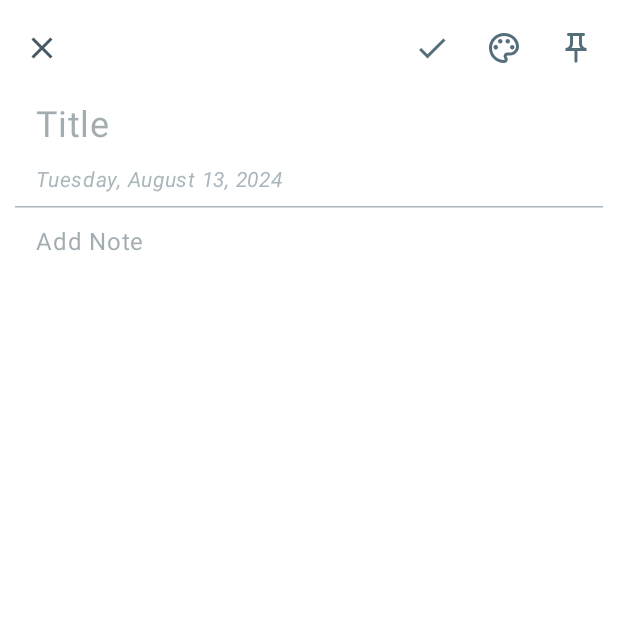
After one commit to tahasin007/MemoSnap, an Android app built with Jetpack Compose: the composable EditNoteScreen shown on its own in the app's theme, on a phone screen of 412 x 824 dp, the top half of it. The commit adds this screen. Run offline under Robolectric (Android 15) with nearby library versions, the phone set to English and light mode, and no system bars.

Commit message:
feat: Designed EditNoteScreen

```diff
--- a/app/src/main/java/com/android/memosnap/data/sample/NoteSampleData.kt
+++ b/app/src/main/java/com/android/memosnap/data/sample/NoteSampleData.kt
@@ -10,3 +10,9 @@ val sampleNotes = List(12) { index ->
         else "Lorem Ipsum is simply dummy text of the printing and typesetting industry. Lorem Ipsum has been the industry's standard dummy text ever since the 1500s, when an unknown printer took a galley of type and scrambled it to make a type specimen book."
     )
 }
+
+val sampleNote = Note(
+    id = 1,
+    title = "Sample Note",
+    content = "This is a sample note."
+)
--- /dev/null
+++ b/app/src/main/java/com/android/memosnap/ui/component/EditeNoteTextField.kt
@@ -0,0 +1,50 @@
+package com.android.memosnap.ui.component
+
+import androidx.compose.foundation.layout.Box
+import androidx.compose.foundation.layout.fillMaxWidth
+import androidx.compose.foundation.layout.padding
+import androidx.compose.foundation.text.BasicTextField
+import androidx.compose.material3.MaterialTheme
+import androidx.compose.material3.Text
+import androidx.compose.runtime.Composable
+import androidx.compose.ui.Modifier
+import androidx.compose.ui.graphics.SolidColor
+import androidx.compose.ui.text.TextStyle
+import androidx.compose.ui.unit.TextUnit
+import androidx.compose.ui.unit.dp
+import androidx.compose.ui.unit.sp
+
+@Composable
+fun EditeNoteTextField(
+    text: String,
+    hint: String,
+    onValueChange: (String) -> Unit,
+    modifier: Modifier = Modifier,
+    textSize: TextUnit = 16.sp,
+    singleLine: Boolean = false,
+    maxLines: Int = Int.MAX_VALUE
+) {
+    Box(
+        modifier = modifier.padding(horizontal = 24.dp, vertical = 5.dp)
+    ) {
+        BasicTextField(
+            value = text,
+            onValueChange = onValueChange,
+            singleLine = singleLine,
+            maxLines = maxLines,
+            modifier = Modifier.fillMaxWidth(),
+            textStyle = TextStyle.Default.copy(
+                fontSize = textSize,
+                color = MaterialTheme.colorScheme.primary
+            ),
+            cursorBrush = SolidColor(MaterialTheme.colorScheme.primary)
+        )
+        if (text.isEmpty()) {
+            Text(
+                text = hint,
+                color = MaterialTheme.colorScheme.onSurface.copy(alpha = 0.5f),
+                fontSize = textSize
+            )
+        }
+    }
+}
--- a/app/src/main/java/com/android/memosnap/ui/component/FluidBottomNavigationBar.kt
+++ b/app/src/main/java/com/android/memosnap/ui/component/FluidBottomNavigationBar.kt
@@ -57,7 +57,7 @@ fun FluidBottomNavigationBar(
                 animationSpec = tween(durationMillis = 500), label = ""
             )
             val iconColor by animateColorAsState(
-                targetValue = if (selected) MaterialTheme.colorScheme.onSecondary
+                targetValue = if (selected) MaterialTheme.colorScheme.primary
                 else MaterialTheme.colorScheme.onSurface,
                 animationSpec = tween(durationMillis = 750), label = ""
             )
--- /dev/null
+++ b/app/src/main/java/com/android/memosnap/ui/screens/EditNoteScreen.kt
@@ -0,0 +1,127 @@
+package com.android.memosnap.ui.screens
+
+import androidx.compose.foundation.background
+import androidx.compose.foundation.layout.Column
+import androidx.compose.foundation.layout.Spacer
+import androidx.compose.foundation.layout.fillMaxHeight
+import androidx.compose.foundation.layout.fillMaxSize
+import androidx.compose.foundation.layout.fillMaxWidth
+import androidx.compose.foundation.layout.height
+import androidx.compose.foundation.layout.padding
+import androidx.compose.material.icons.Icons
+import androidx.compose.material.icons.filled.Close
+import androidx.compose.material.icons.filled.Done
+import androidx.compose.material.icons.outlined.Palette
+import androidx.compose.material.icons.outlined.PushPin
+import androidx.compose.material3.ExperimentalMaterial3Api
+import androidx.compose.material3.HorizontalDivider
+import androidx.compose.material3.Icon
+import androidx.compose.material3.IconButton
+import androidx.compose.material3.MaterialTheme
+import androidx.compose.material3.Scaffold
+import androidx.compose.material3.Text
+import androidx.compose.material3.TopAppBar
+import androidx.compose.material3.TopAppBarDefaults
+import androidx.compose.runtime.Composable
+import androidx.compose.ui.Modifier
+import androidx.compose.ui.text.font.FontStyle
+import androidx.compose.ui.unit.dp
+import androidx.compose.ui.unit.sp
+import com.android.memosnap.ui.component.EditeNoteTextField
+import com.android.memosnap.utils.NoteUtils
+
+@OptIn(ExperimentalMaterial3Api::class)
+@Composable
+fun EditNoteScreen(onBack: () -> Unit) {
+    val viewModel = EditTextViewModel()
+    val noteState = viewModel.state
+
+    Scaffold(
+        topBar = {
+            TopAppBar(
+                title = { },
+                colors = TopAppBarDefaults.topAppBarColors(
+                    containerColor = MaterialTheme.colorScheme.onPrimary,
+                    titleContentColor = MaterialTheme.colorScheme.primary
+                ),
+                navigationIcon = {
+                    IconButton(onClick = onBack) {
+                        Icon(Icons.Default.Close, contentDescription = "Back")
+                    }
+                },
+                actions = {
+                    IconButton(onClick = { }) {
+                        Icon(
+                            Icons.Default.Done,
+                            contentDescription = "Done",
+                            tint = MaterialTheme.colorScheme.primary
+                        )
+                    }
+                    IconButton(onClick = { }) {
+                        Icon(
+                            Icons.Outlined.Palette,
+                            contentDescription = "Palette",
+                            tint = MaterialTheme.colorScheme.primary
+                        )
+                    }
+                    IconButton(onClick = {}) {
+                        Icon(
+                            Icons.Outlined.PushPin,
+                            contentDescription = "PushPin",
+                            tint = MaterialTheme.colorScheme.primary
+                        )
+                    }
+                }
+            )
+        }
+    ) { padding ->
+        Column(
+            modifier = Modifier
+                .fillMaxSize()
+                .background(MaterialTheme.colorScheme.onPrimary)
+                .padding(padding)
+        ) {
+            EditeNoteTextField(
+                text = noteState.value.title,
+                hint = "Title",
+                onValueChange = {
+                    viewModel.onEvent(EditNoteEvent.EnteredTitle(it))
+                },
+                maxLines = 2,
+                textSize = 24.sp
+            )
+
+            Spacer(modifier = Modifier.height(5.dp))
+
+            Text(
+                text = noteState.value.data.ifEmpty { NoteUtils.getCurrentFormattedDate() },
+                color = MaterialTheme.colorScheme.primary.copy(alpha = 0.5f),
+                fontSize = 14.sp,
+                modifier = Modifier
+                    .fillMaxWidth()
+                    .padding(horizontal = 24.dp),
+                fontStyle = FontStyle.Italic,
+            )
+
+            Spacer(modifier = Modifier.height(5.dp))
+
+            HorizontalDivider(
+                modifier = Modifier.padding(horizontal = 10.dp),
+                thickness = 1.dp,
+                color = MaterialTheme.colorScheme.primary.copy(alpha = 0.5f)
+            )
+
+            Spacer(modifier = Modifier.height(5.dp))
+
+            EditeNoteTextField(
+                text = noteState.value.body,
+                hint = "Add Note",
+                onValueChange = {
+                    viewModel.onEvent(EditNoteEvent.EnteredBody(it))
+                },
+                modifier = Modifier.fillMaxHeight(),
+                textSize = 16.sp
+            )
+        }
+    }
+}
--- /dev/null
+++ b/app/src/main/java/com/android/memosnap/ui/screens/EditTextState.kt
@@ -0,0 +1,7 @@
+package com.android.memosnap.ui.screens
+
+data class EditTextState(
+    val title: String = "",
+    val body: String = "",
+    val data: String = ""
+)
--- a/app/src/main/java/com/android/memosnap/ui/screens/Screen.kt
+++ b/app/src/main/java/com/android/memosnap/ui/screens/Screen.kt
@@ -1,7 +1,7 @@
 package com.android.memosnap.ui.screens
 
 sealed class Screen(val route: String, val label: String) {
-    data object Drawer : Screen("drawer", "Drawer")
+    data object EditNote : Screen("editNote", "EditNote")
     data object Favourite : Screen("favourite", "Favourite")
     data object Home : Screen("home", "Home")
     data object Search : Screen("search", "Search")
--- a/app/src/main/java/com/android/memosnap/ui/theme/Color.kt
+++ b/app/src/main/java/com/android/memosnap/ui/theme/Color.kt
@@ -5,13 +5,13 @@ import androidx.compose.ui.graphics.Color
 val PrimaryLight = Color(0xFF546E7A)
 val OnPrimaryLight = Color(0xFFFFFFFF)
 val SecondaryLight = Color(0xFF78909C)
-val OnSecondaryLight = Color(0xFF000000)
+val OnSecondaryLight = Color(0xFF000000) //*
 val SurfaceLight = Color(0xFFE3F2FD)
 val OnSurfaceLight = Color(0xFF455A64)
 
 val PrimaryDark = Color(0xFF29434E)
 val OnPrimaryDark = Color(0xFFFFFFFF)
 val SecondaryDark = Color(0xFF455A64)
-val OnSecondaryDark = Color(0xFFECEFF1)
+val OnSecondaryDark = Color(0xFFECEFF1) //*
 val SurfaceDark = Color(0xFF1C313A)
 val OnSurfaceDark = Color(0xFFCFD8DC)
--- a/app/src/main/java/com/android/memosnap/ui/theme/Theme.kt
+++ b/app/src/main/java/com/android/memosnap/ui/theme/Theme.kt
@@ -1,10 +1,15 @@
 package com.android.memosnap.ui.theme
 
+import android.app.Activity
 import androidx.compose.foundation.isSystemInDarkTheme
 import androidx.compose.material3.MaterialTheme
 import androidx.compose.material3.darkColorScheme
 import androidx.compose.material3.lightColorScheme
 import androidx.compose.runtime.Composable
+import androidx.compose.runtime.SideEffect
+import androidx.compose.ui.graphics.toArgb
+import androidx.compose.ui.platform.LocalView
+import androidx.core.view.WindowCompat
 
 private val DarkColorScheme = darkColorScheme(
     primary = PrimaryDark,
@@ -27,18 +32,20 @@ private val LightColorScheme = lightColorScheme(
 @Composable
 fun MemoSnapTheme(
     darkTheme: Boolean = isSystemInDarkTheme(),
-    // Dynamic color is available on Android 12+
-    // dynamicColor: Boolean = true,
     content: @Composable () -> Unit
 ) {
     val colorScheme = when {
-//        dynamicColor && Build.VERSION.SDK_INT >= Build.VERSION_CODES.S -> {
-//            val context = LocalContext.current
-//            if (darkTheme) dynamicDarkColorScheme(context) else dynamicLightColorScheme(context)
-//        }
-
         darkTheme -> DarkColorScheme
         else -> LightColorScheme
+    }
+
+    val view = LocalView.current
+    if (!view.isInEditMode) {
+        SideEffect {
+            val window = (view.context as Activity).window
+            window.statusBarColor = colorScheme.onPrimary.toArgb()
+            WindowCompat.getInsetsController(window, view).isAppearanceLightStatusBars = !darkTheme
+        }
     }
 
     MaterialTheme(
--- /dev/null
+++ b/app/src/main/java/com/android/memosnap/utils/NoteUtils.kt
@@ -0,0 +1,16 @@
+package com.android.memosnap.utils
+
+import java.text.SimpleDateFormat
+import java.util.Calendar
+import java.util.Locale
+
+object NoteUtils {
+
+    fun getCurrentFormattedDate(): String {
+        // Get the current date
+        val currentDate = Calendar.getInstance().time
+
+        val dateFormat = SimpleDateFormat("EEEE, MMMM d, yyyy", Locale.ENGLISH)
+        return dateFormat.format(currentDate)
+    }
+}
```
Also changed, not shown: app/src/main/java/com/android/memosnap/launcher/LauncherActivity.kt (+10 -0 lines), app/src/main/java/com/android/memosnap/ui/component/NoteCard.kt (+8 -4 lines), app/src/main/java/com/android/memosnap/ui/navigation/MyAppNavHost.kt (+14 -1 lines), app/src/main/java/com/android/memosnap/ui/screens/EditNoteEvent.kt (added, +8 -0 lines), app/src/main/java/com/android/memosnap/ui/screens/EditTextViewModel.kt (added, +27 -0 lines), app/src/main/java/com/android/memosnap/ui/screens/HomeScreen.kt (+13 -5 lines).
